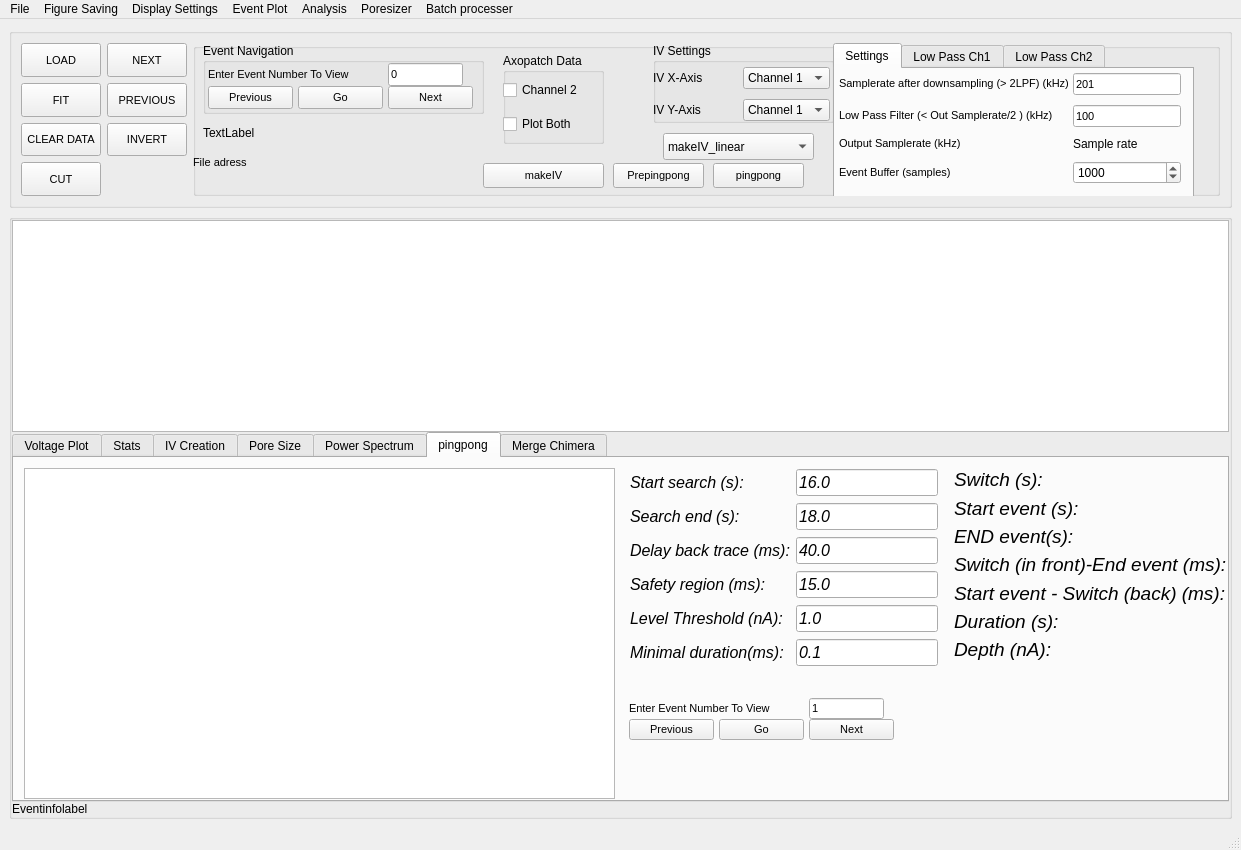
Old version of the form plotgui.ui in the repository AndreyKiselev/Light_Pyth-Ion.
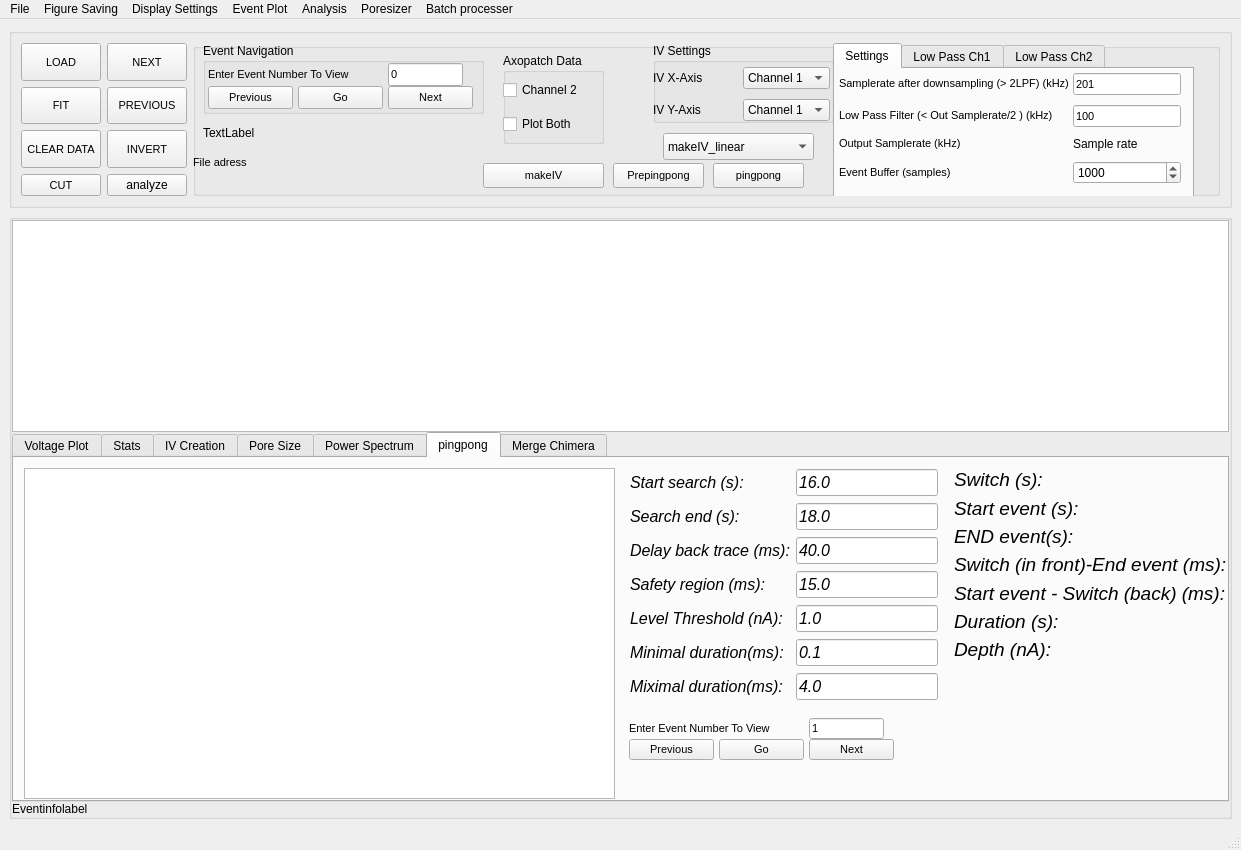
New version of the form. The open tabs and pages were chosen to show the change. Icons and pictures are not drawn. Custom widgets are drawn as their Qt base class.

The edit to the form file:
```diff
--- a/plotgui.ui
+++ b/plotgui.ui
@@ -1280,7 +1280,7 @@
            <property name="geometry">
             <rect>
              <x>610</x>
-             <y>240</y>
+             <y>260</y>
              <width>275</width>
              <height>47</height>
             </rect>
@@ -1601,7 +1601,7 @@
              <x>610</x>
              <y>10</y>
              <width>321</width>
-             <height>200</height>
+             <height>234</height>
             </rect>
            </property>
            <layout class="QGridLayout" name="gridLayout_19">
@@ -1878,6 +1878,50 @@
               </property>
              </widget>
             </item>
+            <item row="6" column="0">
+             <widget class="QLabel" name="label_37">
+              <property name="sizePolicy">
+               <sizepolicy hsizetype="Fixed" vsizetype="Fixed">
+                <horstretch>0</horstretch>
+                <verstretch>0</verstretch>
+               </sizepolicy>
+              </property>
+              <property name="font">
+               <font>
+                <family>Ubuntu</family>
+                <pointsize>12</pointsize>
+                <weight>50</weight>
+                <italic>true</italic>
+                <bold>false</bold>
+               </font>
+              </property>
+              <property name="text">
+               <string>Miximal duration(ms):</string>
+              </property>
+             </widget>
+            </item>
+            <item row="6" column="1">
+             <widget class="QLineEdit" name="max_duration">
+              <property name="sizePolicy">
+               <sizepolicy hsizetype="Fixed" vsizetype="Fixed">
+                <horstretch>0</horstretch>
+                <verstretch>0</verstretch>
+               </sizepolicy>
+              </property>
+              <property name="font">
+               <font>
+                <family>Ubuntu</family>
+                <pointsize>12</pointsize>
+                <weight>50</weight>
+                <italic>true</italic>
+                <bold>false</bold>
+               </font>
+              </property>
+              <property name="text">
+               <string>4.0</string>
+              </property>
+             </widget>
+            </item>
            </layout>
           </widget>
          </widget>
@@ -3209,6 +3253,13 @@
            </property>
           </widget>
          </item>
+         <item row="4" column="1">
+          <widget class="QPushButton" name="analyzebutton">
+           <property name="text">
+            <string>analyze</string>
+           </property>
+          </widget>
+         </item>
         </layout>
        </item>
       </layout>
```
Left out of the diff: 46 changed lines with no effect on the pictures.
